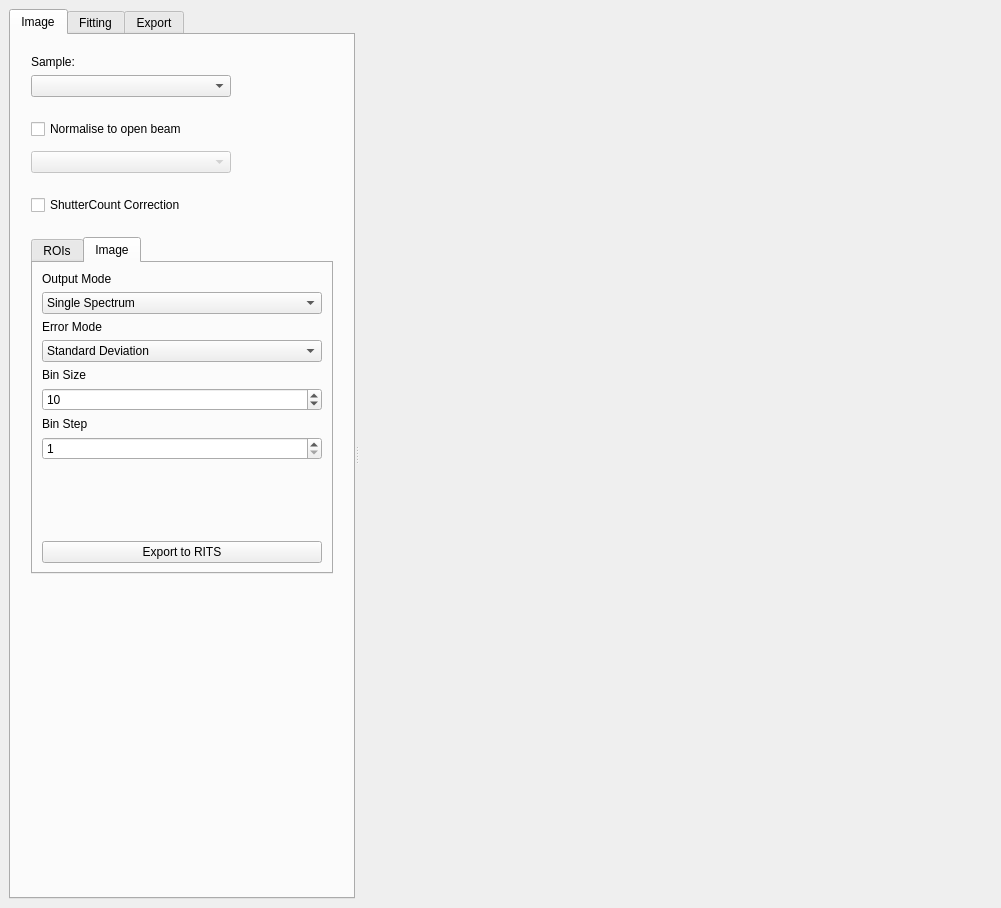
First picture: the form in mantidimaging/gui/ui/spectrum_viewer.ui, repository mantidproject/mantidimaging, before the edit.
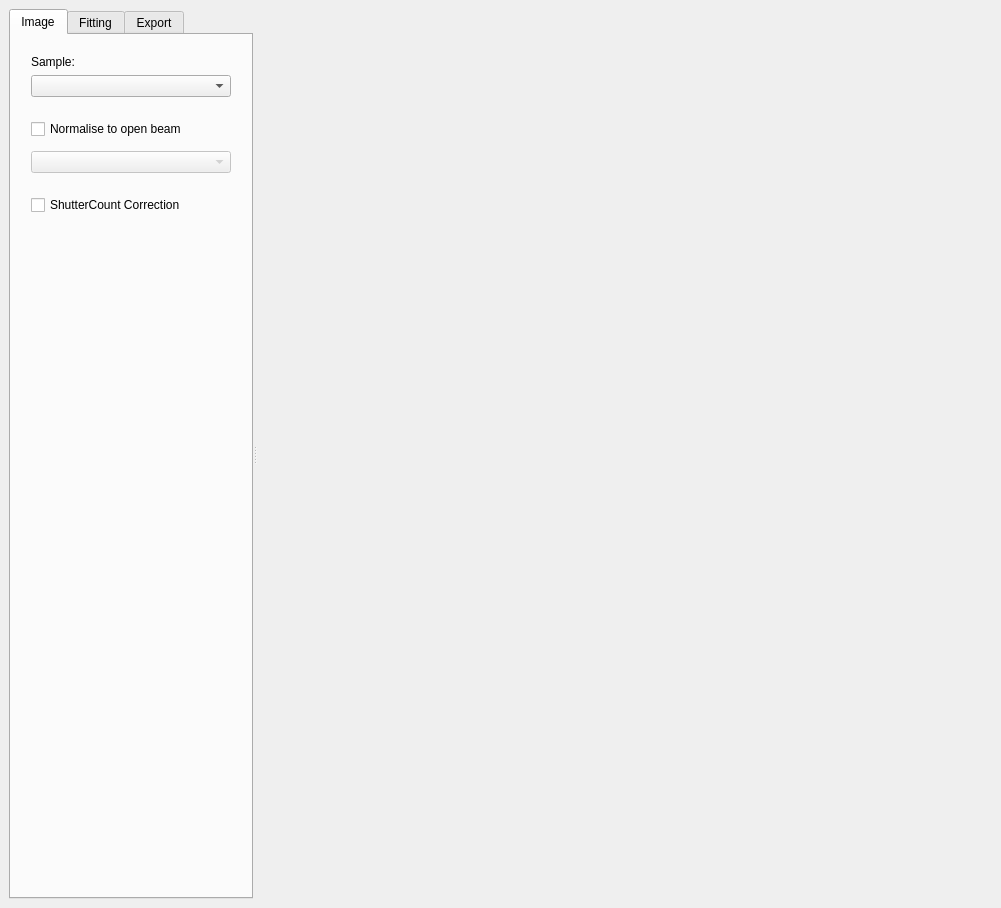
Second picture: the form after the edit. The open tabs and pages were chosen to show the change. Custom widgets are drawn as their Qt base class.

Commit message: Spectrum viewer: move ROI related input into ROIFormWidget

Diff of the .ui file:
```diff
--- a/mantidimaging/gui/ui/spectrum_viewer.ui
+++ b/mantidimaging/gui/ui/spectrum_viewer.ui
@@ -216,198 +216,7 @@
           </spacer>
          </item>
          <item>
-          <widget class="QTabWidget" name="exportTabs">
-           <property name="currentIndex">
-            <number>0</number>
-           </property>
-           <widget class="QWidget" name="roi_tab">
-            <attribute name="title">
-             <string>ROIs</string>
-            </attribute>
-            <layout class="QVBoxLayout" name="verticalLayout_4">
-             <item>
-              <widget class="QGroupBox" name="manualGroup">
-               <property name="title">
-                <string>ROI Table</string>
-               </property>
-               <property name="flat">
-                <bool>false</bool>
-               </property>
-               <property name="checkable">
-                <bool>false</bool>
-               </property>
-               <layout class="QVBoxLayout" name="verticalLayout_5">
-                <item>
-                 <widget class="ROITableWidget" name="table_view">
-                  <attribute name="horizontalHeaderHighlightSections">
-                   <bool>true</bool>
-                  </attribute>
-                  <attribute name="verticalHeaderVisible">
-                   <bool>false</bool>
-                  </attribute>
-                 </widget>
-                </item>
-                <item>
-                 <layout class="QGridLayout" name="gridLayout">
-                  <item row="0" column="1">
-                   <widget class="QPushButton" name="addBtn">
-                    <property name="toolTip">
-                     <string>&lt;html&gt;&lt;head/&gt;&lt;body&gt;&lt;p&gt;Adds a new row to the table.&lt;/p&gt;&lt;p&gt;Slice index defaults to the current preview slice index.&lt;/p&gt;&lt;/body&gt;&lt;/html&gt;</string>
-                    </property>
-                    <property name="text">
-                     <string>Add</string>
-                    </property>
-                   </widget>
-                  </item>
-                  <item row="0" column="0">
-                   <widget class="QPushButton" name="removeBtn">
-                    <property name="enabled">
-                     <bool>false</bool>
-                    </property>
-                    <property name="toolTip">
-                     <string>&lt;html&gt;&lt;head/&gt;&lt;body&gt;&lt;p&gt;Removes the selected row from the table.&lt;/p&gt;&lt;/body&gt;&lt;/html&gt;</string>
-                    </property>
-                    <property name="text">
-                     <string>Remove</string>
-                    </property>
-                   </widget>
-                  </item>
-                 </layout>
-                </item>
-               </layout>
-              </widget>
-             </item>
-             <item>
-              <widget class="QPushButton" name="exportButton">
-               <property name="sizePolicy">
-                <sizepolicy hsizetype="Minimum" vsizetype="Fixed">
-                 <horstretch>0</horstretch>
-                 <verstretch>0</verstretch>
-                </sizepolicy>
-               </property>
-               <property name="minimumSize">
-                <size>
-                 <width>0</width>
-                 <height>0</height>
-                </size>
-               </property>
-               <property name="text">
-                <string>Export spectrum</string>
-               </property>
-              </widget>
-             </item>
-            </layout>
-           </widget>
-           <widget class="QWidget" name="image_tab">
-            <attribute name="title">
-             <string>Image</string>
-            </attribute>
-            <layout class="QVBoxLayout" name="verticalLayout_6">
-             <item>
-              <widget class="QLabel" name="label">
-               <property name="text">
-                <string>Output Mode</string>
-               </property>
-              </widget>
-             </item>
-             <item>
-              <widget class="QComboBox" name="image_output_mode_combobox">
-               <item>
-                <property name="text">
-                 <string>Single Spectrum</string>
-                </property>
-               </item>
-               <item>
-                <property name="text">
-                 <string>2D Binned</string>
-                </property>
-               </item>
-              </widget>
-             </item>
-             <item>
-              <widget class="QLabel" name="label_2">
-               <property name="text">
-                <string>Error Mode</string>
-               </property>
-              </widget>
-             </item>
-             <item>
-              <widget class="QComboBox" name="transmission_error_mode_combobox">
-               <item>
-                <property name="text">
-                 <string>Standard Deviation</string>
-                </property>
-               </item>
-               <item>
-                <property name="text">
-                 <string>Propagated</string>
-                </property>
-               </item>
-              </widget>
-             </item>
-             <item>
-              <widget class="QLabel" name="bin_size_label">
-               <property name="text">
-                <string>Bin Size</string>
-               </property>
-              </widget>
-             </item>
-             <item>
-              <widget class="QSpinBox" name="bin_size_spinBox">
-               <property name="minimum">
-                <number>1</number>
-               </property>
-               <property name="maximum">
-                <number>1000</number>
-               </property>
-               <property name="value">
-                <number>10</number>
-               </property>
-              </widget>
-             </item>
-             <item>
-              <widget class="QLabel" name="bin_step_label">
-               <property name="text">
-                <string>Bin Step</string>
-               </property>
-              </widget>
-             </item>
-             <item>
-              <widget class="QSpinBox" name="bin_step_spinBox">
-               <property name="minimum">
-                <number>1</number>
-               </property>
-               <property name="maximum">
-                <number>1000</number>
-               </property>
-              </widget>
-             </item>
-             <item>
-              <spacer name="verticalSpacer_2">
-               <property name="orientation">
-                <enum>Qt::Vertical</enum>
-               </property>
-               <property name="sizeHint" stdset="0">
-                <size>
-                 <width>20</width>
-                 <height>40</height>
-                </size>
-               </property>
-              </spacer>
-             </item>
-             <item>
-              <widget class="QPushButton" name="exportButtonRITS">
-               <property name="text">
-                <string>Export to RITS</string>
-               </property>
-              </widget>
-             </item>
-            </layout>
-           </widget>
-          </widget>
-         </item>
-         <item>
-          <widget class="ROIPropertiesTableWidget" name="roi_properties_widget" native="true"/>
+          <widget class="ROIFormWidget" name="roi_form" native="true"/>
          </item>
          <item>
           <widget class="QWidget" name="experimentSetupGroupBox" native="true"/>
@@ -508,12 +317,7 @@
    <header>mantidimaging.gui.widgets.dataset_selector</header>
   </customwidget>
   <customwidget>
-   <class>ROITableWidget</class>
-   <extends>QTableView</extends>
-   <header>mantidimaging.gui.windows.spectrum_viewer.view</header>
-  </customwidget>
-  <customwidget>
-   <class>ROIPropertiesTableWidget</class>
+   <class>ROIFormWidget</class>
    <extends>QWidget</extends>
    <header>mantidimaging.gui.windows.spectrum_viewer.view</header>
    <container>1</container>
```
Left out of the diff: 2 changed lines with no effect on the pictures. The commit also changes 6 other files.
